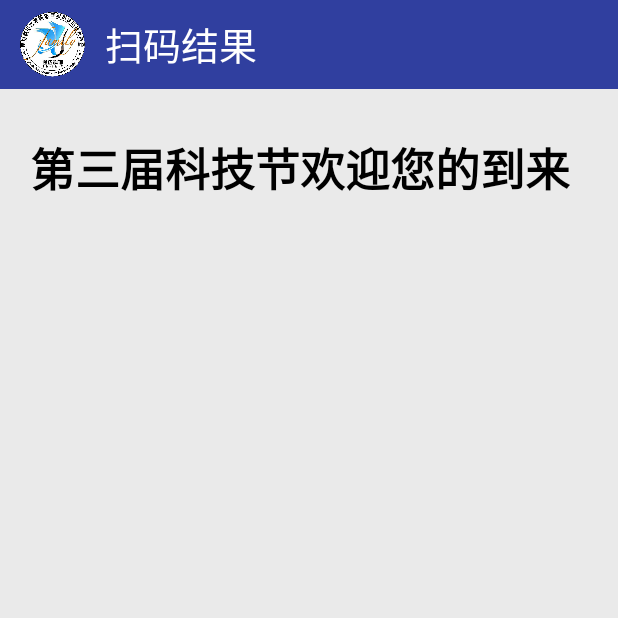
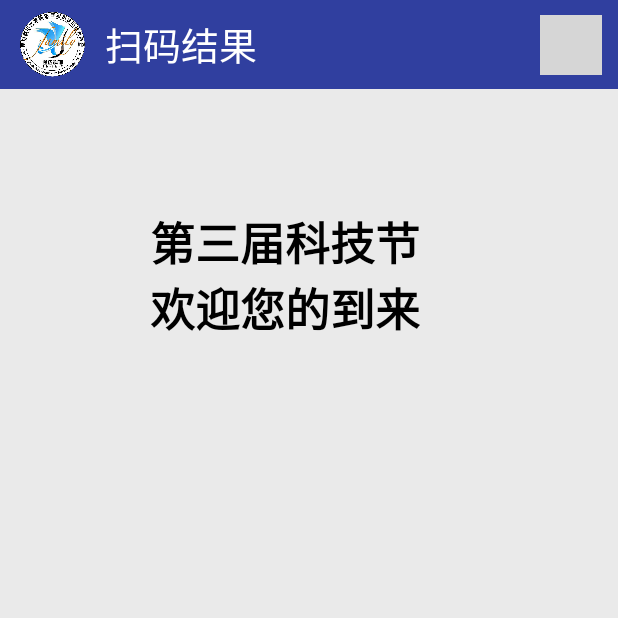
Before and after one commit to SuperChenSSS/APPForKEXIE, an Android app: the LoginReceive screen opened directly, with no data from a screen before it, on a phone screen of 412 x 824 dp, the top half of it. Run offline under Robolectric (Android 15) with nearby library versions, the phone set to English and light mode, and no system bars; 3 statements that could not run were skipped; grey boxes are pictures that could not be loaded.

Commit message:
More layouts modified.

```diff
--- a/app/src/main/java/com/xys/zxinglib/LoginReceive.java
+++ b/app/src/main/java/com/xys/zxinglib/LoginReceive.java
@@ -3,6 +3,8 @@ package com.xys.zxinglib;
 import android.app.Activity;
 import android.content.Intent;
 import android.os.Bundle;
+import android.view.View;
+import android.widget.Button;
 import android.widget.TextView;
 
 /**
@@ -17,6 +19,13 @@ public class LoginReceive extends Activity{
         TextView errno = (TextView)findViewById(R.id.errno);
         TextView info  = (TextView)findViewById(R.id.info);
         TextView data  = (TextView)findViewById(R.id.data);
+        Button homeButton =(Button)this.findViewById(R.id.Home);
+        homeButton.setOnClickListener(new View.OnClickListener() {
+            @Override
+            public void onClick(View v) {
+                finish();
+            }
+        });
 
         Intent intent = getIntent();
         LoginStatus loginStatus = (LoginStatus) intent.getSerializableExtra("loginStatus");
--- a/app/src/main/res/layout/login_status.xml
+++ b/app/src/main/res/layout/login_status.xml
@@ -29,6 +29,13 @@
                 android:textSize="25sp"
                 android:text="@string/resultKEXIE"
                 android:textColor="#ffffff" />
+            <Button
+                android:id="@+id/Home"
+                android:layout_width="40dp"
+                android:layout_height="40dp"
+                android:layout_margin="10dp"
+                android:background="@drawable/home"
+                android:layout_weight="0.05" />
         </LinearLayout>
         <RelativeLayout
             android:layout_width="match_parent"
@@ -37,12 +44,12 @@
                 android:id="@+id/title"
                 android:layout_width="wrap_content"
                 android:layout_height="wrap_content"
-                android:text="第三届科技节欢迎您的到来"
+                android:text="@string/titleContent"
                 android:textSize="30sp"
                 android:textColor="@android:color/black"
                 android:textStyle="bold"
-                android:layout_marginTop="30dp"
-                android:layout_marginStart="20dp"
+                android:layout_marginTop="80dp"
+                android:layout_marginStart="100dp"
                 android:gravity="center_horizontal"/>
             <TextView
                 android:id="@+id/errno"
@@ -52,7 +59,7 @@
                 android:textSize="25sp"
                 android:layout_below="@id/title"
                 android:layout_centerHorizontal="true"
-                android:layout_marginTop="130dp"
+                android:layout_marginTop="50dp"
                 android:gravity="center_horizontal"
                 />
             <TextView
--- a/app/src/main/res/values/strings.xml
+++ b/app/src/main/res/values/strings.xml
@@ -7,4 +7,6 @@
     <string name="info">关于</string>
     <string name="scan_KEXIE">科协扫码</string>
     <string name="resultKEXIE">扫码结果</string>
+    <string name="CHUPIN">出品：科协计算机部\n界面设计：唐元清\n逻辑设计：陈梦杨\n版本号：V1.0\n如遇到问题请联系我\n    QQ：914971667</string>
+    <string name="titleContent">第三届科技节\n欢迎您的到来</string>
 </resources>
```
Also changed, not shown: app/src/main/AndroidManifest.xml (+3 -4 lines), app/src/main/java/com/xys/zxinglib/MainActivity.java (+8 -0 lines).
